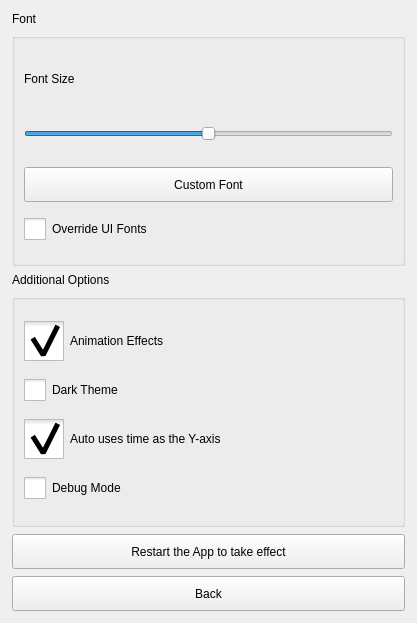
Old version of the form src/Preferences.ui in the repository ic005k/Knot-Legacy.
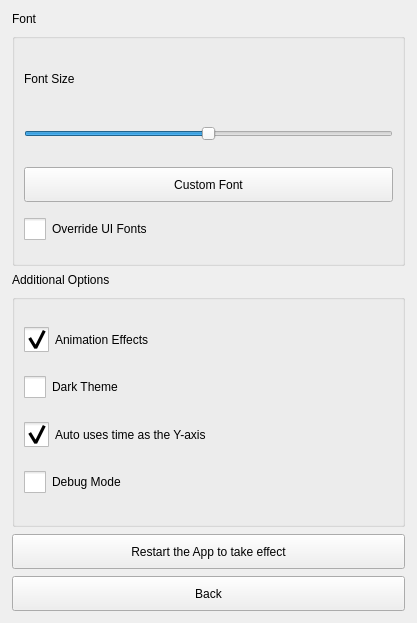
New version of the form. Icons and pictures are not drawn.

What changed in the file:
```diff
--- a/src/Preferences.ui
+++ b/src/Preferences.ui
@@ -167,8 +167,8 @@
         <property name="styleSheet">
          <string notr="true">QCheckBox::indicator {
     /* 选择框尺寸 */
-    width:40px;
-    height:40px;
+    width:25px;
+    height:25px;
 }
 
 QCheckBox::indicator:unchecked{
@@ -207,8 +207,8 @@
         <property name="styleSheet">
          <string notr="true">QCheckBox::indicator {
     /* 选择框尺寸 */
-    width:40px;
-    height:40px;
+    width:25px;
+    height:25px;
 }
 
 QCheckBox::indicator:unchecked{
```
Left out of the diff: 8 changed lines with no effect on the pictures.
